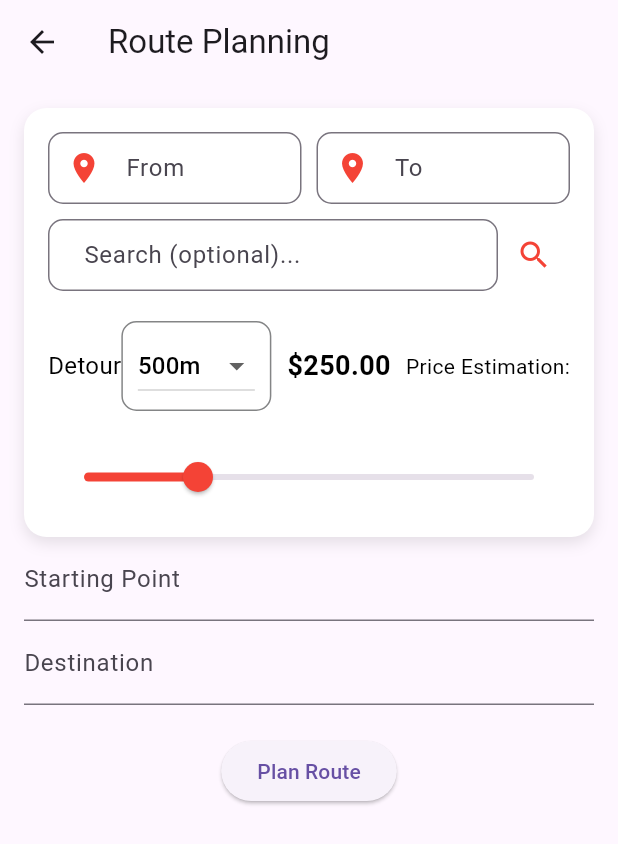
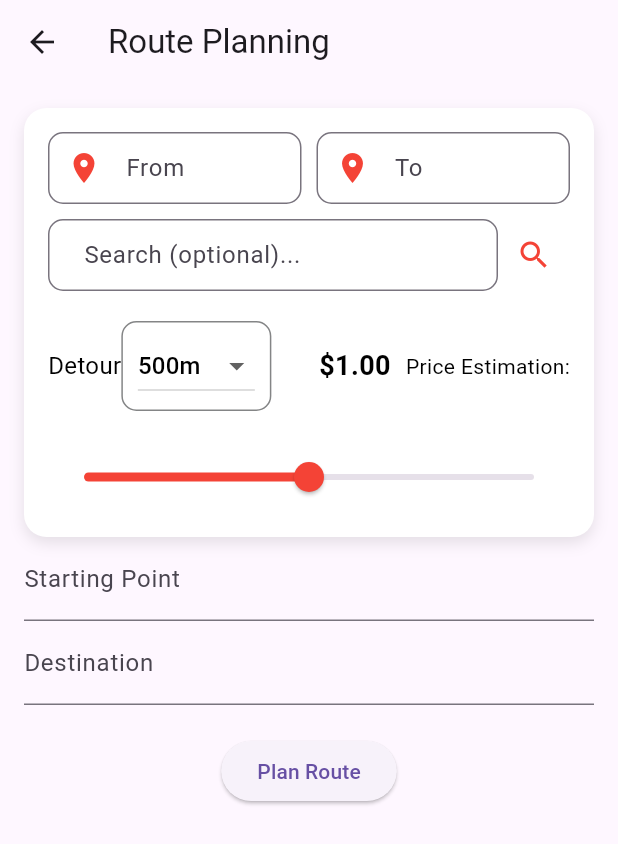
Before and after one commit to iamkonnect/FuelChecker, a Flutter app: the RoutePlanningScreen screen opened directly, after a tap on the "search" icon, on a phone screen of 412 x 824 dp. Shown: the top 844 px of the screen. Run offline on Flutter 3.47's test engine with Material 3 defaults, Android fonts, the phone set to English and light mode, and no system bars; our stand-ins replace email_validator, flutter_map, geolocator, google_maps_flutter, latlong2; missing offline and left inert: mailer.

Commit message:
Updated files with recent changes

```diff
--- a/lib/widgets/search_bar_with_filter_final.dart
+++ b/lib/widgets/search_bar_with_filter_final.dart
@@ -9,7 +9,7 @@ class _SearchBarWithFilterState extends State<SearchBarWithFilter> {
   final TextEditingController fromController = TextEditingController();
   final TextEditingController toController = TextEditingController();
   final TextEditingController searchController = TextEditingController();
-  double _currentPrice = 250.0;
+  double _currentPrice = 1.0; // Updated to a value within the slider range
   String _selectedFilter = '500m';
 
   @override
@@ -86,7 +86,12 @@ class _SearchBarWithFilterState extends State<SearchBarWithFilter> {
                     String to = toController.text;
                     String searchTerm = searchController.text;
 
+                    // Implement filtering logic here
+                    List<String> results = filterResults(from, to, searchTerm, _selectedFilter);
                     print('Searching from: $from to: $to with term: $searchTerm');
+                    // Implement a simple test for filtering logic
+                    List<String> testResults = filterResults('Location A', 'Location B', '', _selectedFilter);
+                    print('Test Filtered results: $testResults');
                   },
                   color: Colors.white,
                   padding: EdgeInsets.all(10),
@@ -142,7 +147,7 @@ class _SearchBarWithFilterState extends State<SearchBarWithFilter> {
             Slider(
               value: _currentPrice,
               min: 0,
-              max: 1000,
+              max: 2,
               divisions: 100,
               label: _currentPrice.round().toString(),
               activeColor: Colors.red, // Set the slider color to red
@@ -157,4 +162,26 @@ class _SearchBarWithFilterState extends State<SearchBarWithFilter> {
       ),
     );
   }
+
+  // Add this method to handle filtering logic
+  List<String> filterResults(String from, String to, String searchTerm, String selectedFilter) {
+      // Example data source for filtering
+      List<String> allResults = [
+          'Location A',
+          'Location B',
+          'Location C',
+          'Location D',
+          'Location E',
+      ];
+
+      // Filter based on the input values
+      return allResults.where((location) {
+          bool matchesFrom = from.isEmpty || location.toLowerCase().contains(from.toLowerCase());
+          bool matchesTo = to.isEmpty || location.toLowerCase().contains(to.toLowerCase());
+          bool matchesSearchTerm = searchTerm.isEmpty || location.toLowerCase().contains(searchTerm.toLowerCase());
+          bool matchesFilter = true; // Implement filter logic based on selectedFilter if needed
+
+          return matchesFrom && matchesTo && matchesSearchTerm && matchesFilter;
+      }).toList();
+  }
 }
```
Also changed, not shown: lib/services/fuel_station_service.dart (added, +37 -0 lines), lib/widgets/fuel_map_widget.dart (added, +92 -0 lines).
